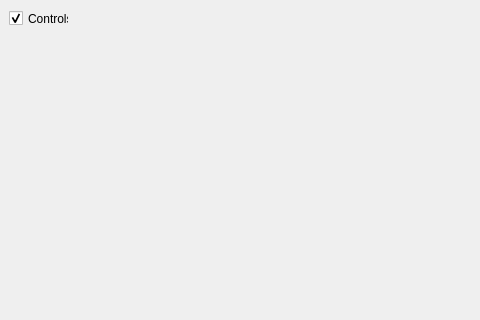
jtdx-project/jtdx, file widegraph.ui: the form before one commit; both pictures show x 0 to 480 and y 0 to 320 of the 780 by 520 pixel window.
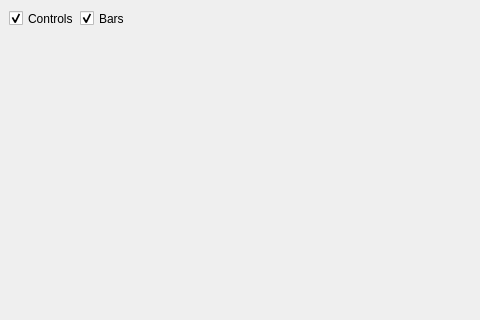
The form after the commit. Custom widgets are drawn as their Qt base class.

```diff
--- a/widegraph.ui
+++ b/widegraph.ui
@@ -66,7 +66,7 @@
        <rect>
         <x>9</x>
         <y>10</y>
-        <width>60</width>
+        <width>65</width>
         <height>17</height>
        </rect>
       </property>
@@ -86,6 +86,31 @@
        <bool>true</bool>
       </property>
      </widget>
+     <widget class="QCheckBox" name="cbBars">
+      <property name="geometry">
+       <rect>
+        <x>80</x>
+        <y>10</y>
+        <width>50</width>
+        <height>17</height>
+       </rect>
+      </property>
+      <property name="maximumSize">
+       <size>
+        <width>65</width>
+        <height>16777215</height>
+       </size>
+      </property>
+      <property name="mouseTracking">
+       <bool>true</bool>
+      </property>
+      <property name="text">
+       <string>Bars</string>
+      </property>
+      <property name="checked">
+       <bool>true</bool>
+      </property>
+     </widget>
     </widget>
    </item>
    <item row="2" column="0">
```
